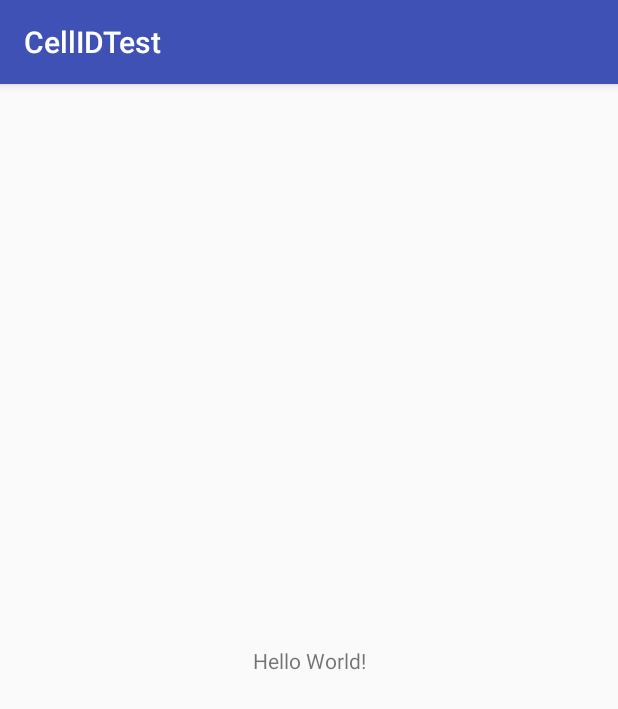
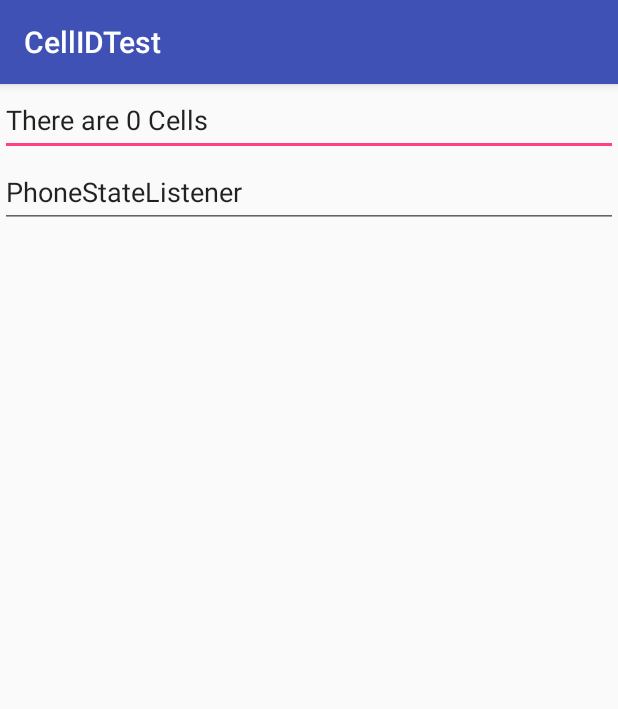
Before and after one commit to ym-dev/CellIDTest, an Android app: the screen it shows after launch (MainActivity), on a phone screen of 412 x 824 dp. Shown: the top 709 px of the screen. Run offline under Robolectric (Android 15) with nearby library versions, the phone set to English and light mode, and no system bars.

Commit message:
onResumeで現在のCellIDを EditText2にPhoneStateListenerを表示

```diff
--- a/app/src/main/java/com/gmail/devtech/ym/cellidtest/MainActivity.java
+++ b/app/src/main/java/com/gmail/devtech/ym/cellidtest/MainActivity.java
@@ -8,22 +8,64 @@ import android.telephony.CellInfoLte;
 import android.telephony.PhoneStateListener;
 import android.telephony.TelephonyManager;
 import android.util.Log;
+import android.widget.EditText;
+
+import java.util.List;
 
 public class MainActivity extends AppCompatActivity {
     private TelephonyManager telephonyManager;
+    private List<CellInfo> cellInfoList;
+    private PhoneStateListener PSL;
+    private int event;
+    private EditText ET;
+    private EditText ET2;
+
 
     @Override
     protected void onCreate(Bundle savedInstanceState) {
+        Log.d("CellIdTest","onCreate");
         super.onCreate(savedInstanceState);
         setContentView(R.layout.activity_main);
         telephonyManager = (TelephonyManager)getSystemService(TELEPHONY_SERVICE);
-
+        ET = (EditText)findViewById(R.id.ET);
+        ET2 = (EditText)findViewById(R.id.ET2);
     }
 
     @Override
     protected void onResume() {
+        Log.d("CellIdTest","onResume");
         super.onResume();
-        telephonyManager.listen(phoneStateListener, PhoneStateListener.LISTEN_CELL_INFO);
+        PSL = new PhoneStateListener();
+        event = PSL.LISTEN_CELL_INFO | PSL.LISTEN_CELL_LOCATION;
+        telephonyManager.listen(PSL, event);
+        cellInfoList = telephonyManager.getAllCellInfo();     //
+
+
+
+        if(cellInfoList == null)
+            ET.setText("cellInfoList = null");
+        else{
+            ET.setText("There are " + cellInfoList.size() + " Cells\n");
+            List<CellInfo> cellInfoList = telephonyManager.getAllCellInfo();
+            for (CellInfo cellInfo : cellInfoList)
+            {
+                if (cellInfo instanceof CellInfoLte)
+                {
+                    // cast to CellInfoLte and call all the CellInfoLte methods you need
+                    CellInfoLte cellInfoLte = (CellInfoLte) cellInfo;
+                    if (cellInfoLte != null) {
+                        int cellId = Integer.MAX_VALUE;
+                        cellId = cellInfoLte.getCellIdentity().getCi();
+                        int pcellId = Integer.MAX_VALUE;
+                        pcellId = cellInfoLte.getCellIdentity().getPci();
+                        ET.setText("Cell ID = " + cellId);
+
+                    }
+                }
+            }
+        }
+
+
     }
 
     @Override
@@ -35,15 +77,21 @@ public class MainActivity extends AppCompatActivity {
     PhoneStateListener phoneStateListener = new PhoneStateListener(){
 
         public void onCellInfoChanged(java.util.List<android.telephony.CellInfo> cellInfoList) {
+            Log.d("CellIdTest","onCellInfoChanged");
+
             if (cellInfoList == null){
+                Log.d("CellIdTest","Cell ID is NULL");
+                ET2.setText("cellInfoList = null");
                 return;
             }
+            Log.d("CellIdTest","There are " + cellInfoList.size());
             for (CellInfo cellInfo : cellInfoList) {
                 if (cellInfo instanceof CellInfoLte) {
                     CellInfoLte cellInfoLte = (CellInfoLte)cellInfo;
                     CellIdentityLte cellIdentityLte= cellInfoLte.getCellIdentity();
                     int ci = cellIdentityLte.getCi();
-                    Log.d("TestApp", "Cell ID is "+ci);
+                    Log.d("CellIdTest", "Cell ID is "+ci);
+                    ET2.setText("Cell ID is "+ci);
                 }
             }
         };
--- a/app/src/main/res/layout/activity_main.xml
+++ b/app/src/main/res/layout/activity_main.xml
@@ -1,18 +1,24 @@
 <?xml version="1.0" encoding="utf-8"?>
-<android.support.constraint.ConstraintLayout xmlns:android="http://schemas.android.com/apk/res/android"
-    xmlns:app="http://schemas.android.com/apk/res-auto"
-    xmlns:tools="http://schemas.android.com/tools"
+<LinearLayout
+    xmlns:android="http://schemas.android.com/apk/res/android"
     android:layout_width="match_parent"
     android:layout_height="match_parent"
-    tools:context="com.gmail.devtech.ym.cellidtest.MainActivity">
+    android:orientation="vertical">
 
-    <TextView
-        android:layout_width="wrap_content"
-        android:layout_height="wrap_content"
-        android:text="Hello World!"
-        app:layout_constraintBottom_toBottomOf="parent"
-        app:layout_constraintLeft_toLeftOf="parent"
-        app:layout_constraintRight_toRightOf="parent"
-        app:layout_constraintTop_toTopOf="parent" />
+    <EditText
+        android:id="@+id/ET"
+        android:layout_width="match_parent"
+        android:layout_height="48dp"
+        android:ems="10"
+        android:inputType="text"
+        android:text="Cell ID" />
 
-</android.support.constraint.ConstraintLayout>
+    <EditText
+        android:id="@+id/ET2"
+        android:layout_width="match_parent"
+        android:layout_height="48dp"
+        android:ems="10"
+        android:inputType="text"
+        android:text="PhoneStateListener" />
+
+</LinearLayout>
```
